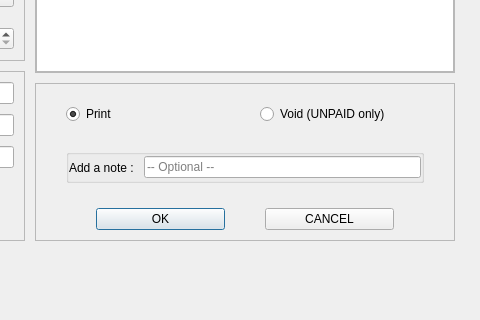
The window that Project/ui/receipt_menu.ui (Selvam-T/POS) describes before a commit, drawn with Qt 5; both pictures show x 720 to 1200 and y 540 to 860 of the 1200 by 860 pixel window.
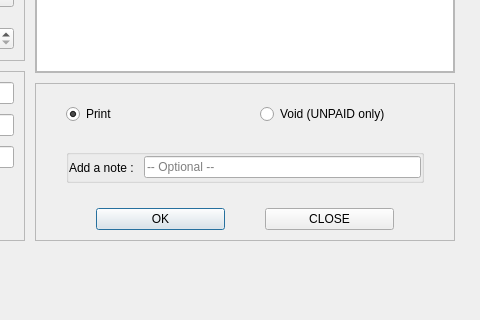
The same window after the commit.

Commit message: refactor: rename receipt_menu and product_menu dialog cancel actions to close

What changed in the file:
```diff
--- a/Project/ui/receipt_menu.ui
+++ b/Project/ui/receipt_menu.ui
@@ -731,7 +731,7 @@
             <item>
              <widget class="QPushButton" name="btnReceiptCancel">
               <property name="text">
-               <string>CANCEL</string>
+               <string>CLOSE</string>
               </property>
              </widget>
             </item>
```
Left out of the diff: 2 changed lines with no effect on the pictures. Lines whose indentation alone changed are shown as unchanged. The commit also changes 9 other files.
